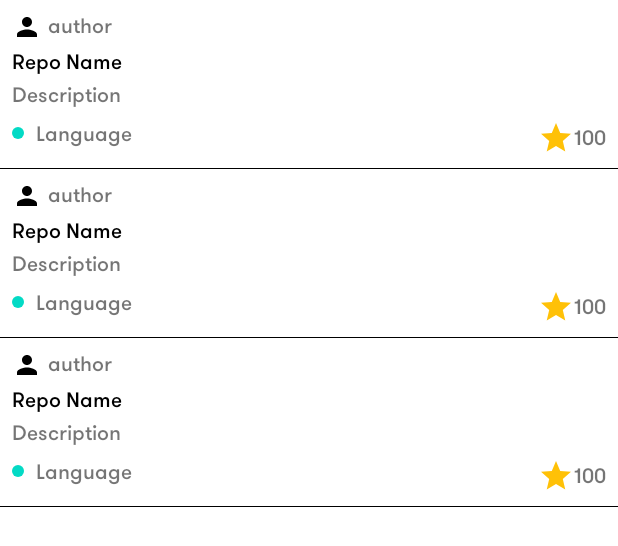
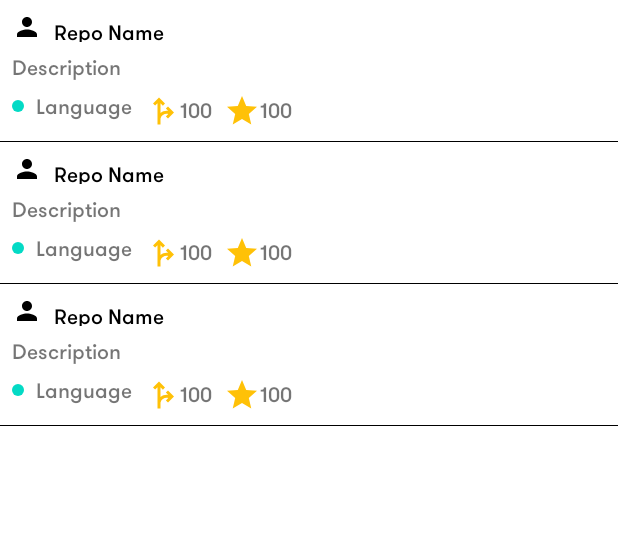
Before and after one commit to waghbhavana/Trending_Github_Repos, an Android app: the layout fragment_repo_list.xml on its own in the app's theme, with its tools: preview values and no code run, on a phone screen of 412 x 824 dp. Shown: the top 546 px of the screen. Run offline under Robolectric (Android 15) with nearby library versions, the phone set to English and light mode, and no system bars; network calls fail.

Commit message:
-Add repo list adapter display data in recyclerview

```diff
--- a/app/src/main/java/com/example/trending_github_repos/RepositoriesApplication.kt
+++ b/app/src/main/java/com/example/trending_github_repos/RepositoriesApplication.kt
@@ -5,7 +5,6 @@ import com.example.trending_github_repos.di.ApplicationComponent
 import com.example.trending_github_repos.di.DaggerApplicationComponent
 import dagger.hilt.android.HiltAndroidApp
 
-//import com.example.trending_github_repos.di.DaggerApplicationComponent
 @HiltAndroidApp
 class RepositoriesApplication : Application() {
 
--- a/app/src/main/java/com/example/trending_github_repos/di/ApplicationComponent.kt
+++ b/app/src/main/java/com/example/trending_github_repos/di/ApplicationComponent.kt
@@ -1,11 +1,12 @@
 package com.example.trending_github_repos.di
 
 import com.example.trending_github_repos.MainActivity
+import com.example.trending_github_repos.ui.RepoListFragment
 import dagger.Component
 import javax.inject.Singleton
 
 @Singleton
 @Component(modules = [NetworkModule::class])
 interface ApplicationComponent {
-    fun inject(mainActivity: MainActivity)
+    fun inject(fragment: RepoListFragment)
 }
--- a/app/src/main/java/com/example/trending_github_repos/models/RepositoriesApiResponse.kt
+++ b/app/src/main/java/com/example/trending_github_repos/models/RepositoriesApiResponse.kt
@@ -1,6 +1,6 @@
 package com.example.trending_github_repos.models
 
-data class RepositoriesApiResponse(
+data class RepositoriesApiResponse (
     val incomplete_results: Boolean,
     val items: List<Item>,
     val total_count: Int
--- a/app/src/main/java/com/example/trending_github_repos/viewmodels/MainViewModel.kt
+++ b/app/src/main/java/com/example/trending_github_repos/viewmodels/MainViewModel.kt
@@ -7,8 +7,10 @@ import com.example.trending_github_repos.NetworkResult
 import com.example.trending_github_repos.models.RepositoriesApiResponse
 import com.example.trending_github_repos.repository.RepoRepository
 import kotlinx.coroutines.launch
+import javax.inject.Inject
 
 class MainViewModel(private val repoRepository: RepoRepository): ViewModel() {
+
 
     val reposLiveData : LiveData<NetworkResult<RepositoriesApiResponse>>
     get() = repoRepository.repos
@@ -16,4 +18,5 @@ class MainViewModel(private val repoRepository: RepoRepository): ViewModel() {
     init {
         viewModelScope.launch { repoRepository.getRepos() }
     }
+
 }
--- /dev/null
+++ b/app/src/main/res/drawable/ic_baseline_fork_right_24.xml
@@ -0,0 +1,5 @@
+<vector android:height="24dp" android:tint="#000000"
+    android:viewportHeight="24" android:viewportWidth="24"
+    android:width="24dp" xmlns:android="http://schemas.android.com/apk/res/android">
+    <path android:fillColor="@android:color/white" android:pathData="M14.59,15.59L16,17l4,-4l-4,-4l-1.41,1.41L16.17,12c-1.51,-0.33 -3.73,0.08 -5.17,1.36l0,-6.53l1.59,1.59L14,7l-4,-4L6,7l1.41,1.41L9,6.83V21l2,0v-4c0.73,-2.58 3.07,-3.47 5.17,-3L14.59,15.59z"/>
+</vector>
--- a/app/src/main/res/layout/activity_main.xml
+++ b/app/src/main/res/layout/activity_main.xml
@@ -5,8 +5,6 @@
     android:layout_width="match_parent"
     android:layout_height="match_parent"
     tools:context=".MainActivity">
-
-
     <androidx.fragment.app.FragmentContainerView
         android:id="@+id/fragmentContainerView"
         android:name="com.example.trending_github_repos.ui.RepoListFragment"
--- a/app/src/main/res/layout/fragment_repo_list.xml
+++ b/app/src/main/res/layout/fragment_repo_list.xml
@@ -1,13 +1,19 @@
 <?xml version="1.0" encoding="utf-8"?>
-<androidx.coordinatorlayout.widget.CoordinatorLayout xmlns:android="http://schemas.android.com/apk/res/android"
+<layout>
+<FrameLayout
+    xmlns:android="http://schemas.android.com/apk/res/android"
     xmlns:tools="http://schemas.android.com/tools"
+    xmlns:app="http://schemas.android.com/apk/res-auto"
     android:layout_width="match_parent"
     android:layout_height="match_parent"
     tools:context=".ui.RepoListFragment">
 <androidx.recyclerview.widget.RecyclerView
-    android:id="@+id/repoRecyclerView"
     android:layout_width="match_parent"
     android:layout_height="match_parent"
+    app:layoutManager="androidx.recyclerview.widget.LinearLayoutManager"
+    android:orientation="vertical"
+    android:id="@+id/repoRecyclerView"
     tools:listitem="@layout/repo_list_item"/>
 
-</androidx.coordinatorlayout.widget.CoordinatorLayout>
+</FrameLayout>
+</layout>
--- a/app/src/main/res/layout/repo_list_item.xml
+++ b/app/src/main/res/layout/repo_list_item.xml
@@ -1,7 +1,13 @@
 <?xml version="1.0" encoding="utf-8"?>
+<layout>
+    <data>
+        <variable
+            name="item"
+            type="com.example.trending_github_repos.models.Item"/>
+    </data>
+
 <LinearLayout xmlns:android="http://schemas.android.com/apk/res/android"
     xmlns:app="http://schemas.android.com/apk/res-auto"
-    xmlns:tools="http://schemas.android.com/tools"
     android:orientation="vertical"
     android:layout_width="match_parent"
     android:layout_height="wrap_content">
@@ -20,26 +26,19 @@
             android:layout_marginStart="@dimen/_8sdp"/>
 
         <TextView
-            android:id="@+id/txtAuthor"
-            android:text="author"
+            android:id="@+id/txtName"
+            android:text="Repo Name"
             android:fontFamily="@font/gt_medium"
             android:layout_width="match_parent"
             android:layout_height="wrap_content"
+            android:layout_gravity="center_vertical"
+            android:textStyle="bold"
+            android:textColor="@color/black"
             android:layout_marginTop="@dimen/_8sdp"
-            android:layout_marginStart="@dimen/_4sdp"/>
-
+            android:layout_marginHorizontal="@dimen/_8sdp"/>
     </LinearLayout>
 
-    <TextView
-        android:id="@+id/txtName"
-        android:text="Repo Name"
-        android:fontFamily="@font/gt_medium"
-        android:layout_width="match_parent"
-        android:layout_height="wrap_content"
-        android:textStyle="bold"
-        android:textColor="@color/black"
-        android:layout_marginTop="@dimen/_4sdp"
-        android:layout_marginHorizontal="@dimen/_8sdp"/>
+
 
     <TextView
         android:id="@+id/txtDescription"
@@ -47,12 +46,13 @@
         android:fontFamily="@font/gt_medium"
         android:layout_width="match_parent"
         android:layout_height="wrap_content"
-        android:layout_marginTop="@dimen/_4sdp"
+        android:layout_marginTop="@dimen/_8sdp"
         android:layout_marginHorizontal="@dimen/_8sdp"/>
 
-    <RelativeLayout
+    <LinearLayout
         android:layout_width="match_parent"
         android:layout_height="wrap_content"
+        android:orientation="horizontal"
         android:layout_marginTop="@dimen/_8sdp">
 
         <LinearLayout
@@ -76,6 +76,18 @@
                 android:layout_marginStart="@dimen/_8sdp"
                 android:text="Language"/>
         </LinearLayout>
+        <TextView
+            android:id="@+id/txtFork"
+            android:layout_width="wrap_content"
+            android:layout_height="wrap_content"
+            android:layout_alignParentStart="true"
+            android:layout_marginEnd="@dimen/_8sdp"
+            android:layout_marginStart="@dimen/_8sdp"
+            android:gravity="center"
+            android:fontFamily="@font/gt_medium"
+            android:text="100"
+            app:drawableTint="@color/yellow"
+            app:drawableStartCompat="@drawable/ic_baseline_fork_right_24" />
 
         <TextView
             android:id="@+id/txtStart"
@@ -88,7 +100,7 @@
             android:text="100"
             app:drawableTint="@color/yellow"
             app:drawableStartCompat="@drawable/ic_baseline_star_24" />
-    </RelativeLayout>
+    </LinearLayout>
 
     <View
         android:layout_width="match_parent"
@@ -97,3 +109,4 @@
         android:background="@color/black"/>
 
 </LinearLayout>
+</layout>
```
Also changed, not shown: app/build.gradle (+10 -1 lines), app/src/main/java/com/example/trending_github_repos/MainActivity.kt (+2 -19 lines), app/src/main/java/com/example/trending_github_repos/ui/RepoListAdapter.kt (added, +47 -0 lines), app/src/main/java/com/example/trending_github_repos/ui/RepoListFragment.kt (+50 -35 lines).
